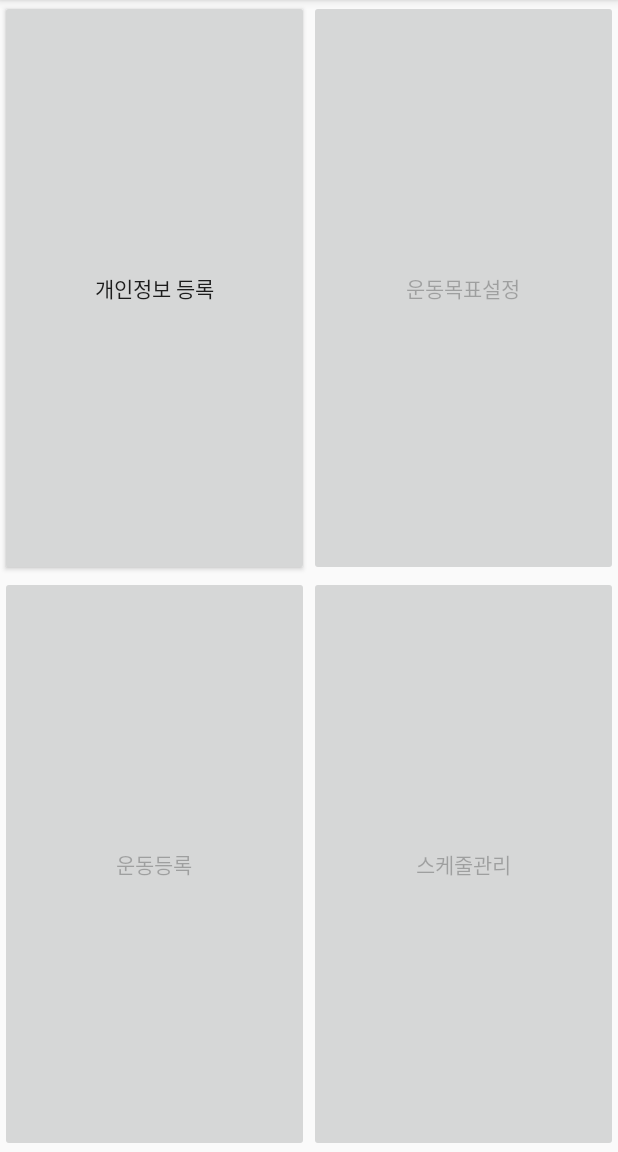
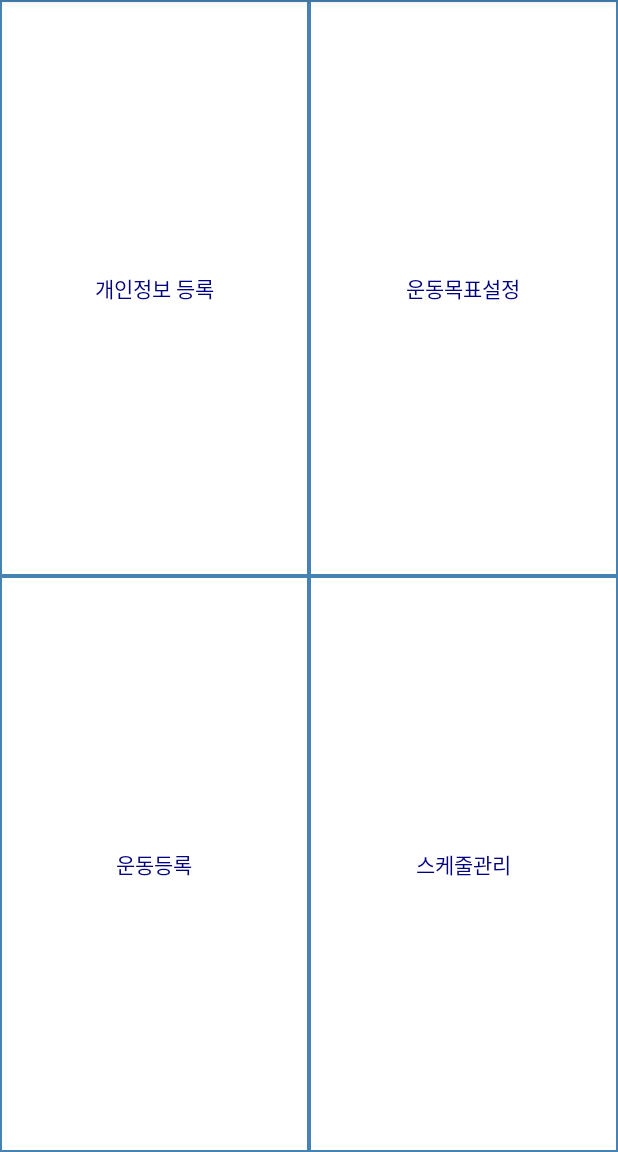
Before and after one commit to CAU-Industry-Lecture/HealthManagementApp, an Android app: the screen it shows after launch (MainActivity), on a phone screen of 412 x 824 dp, the part 84-1236 px from its top. Run offline under Robolectric (Android 15) with nearby library versions, the phone set to English and light mode, and no system bars.

Commit message:
Final final.

```diff
--- /dev/null
+++ b/app/src/main/res/drawable/btn1.xml
@@ -0,0 +1,8 @@
+<?xml version="1.0" encoding="utf-8"?>
+
+<shape xmlns:android="http://schemas.android.com/apk/res/android">
+    <solid android:color="#ffffff" />
+    <stroke
+        android:width="1sp"
+        android:color="#4682B4" />
+</shape>
--- a/app/src/main/res/layout/activity_main.xml
+++ b/app/src/main/res/layout/activity_main.xml
@@ -20,8 +20,10 @@
 
             <Button
                 android:id="@+id/btn1"
+                android:background="@drawable/btn1"
                 android:layout_width="match_parent"
                 android:layout_height="match_parent"
+                android:textColor="#000080"
                 android:text="개인정보 등록" />
 
         </LinearLayout>
@@ -34,8 +36,10 @@
 
             <Button
                 android:id="@+id/btn2"
+                android:background="@drawable/btn1"
                 android:layout_width="match_parent"
                 android:layout_height="match_parent"
+                android:textColor="#000080"
                 android:text="운동목표설정" />
 
         </LinearLayout>
@@ -56,8 +60,10 @@
 
             <Button
                 android:id="@+id/btn3"
+                android:background="@drawable/btn1"
                 android:layout_width="match_parent"
                 android:layout_height="match_parent"
+                android:textColor="#000080"
                 android:text="운동등록" />
 
         </LinearLayout>
@@ -70,31 +76,13 @@
 
             <Button
                 android:id="@+id/btn4"
+                android:background="@drawable/btn1"
                 android:layout_width="match_parent"
                 android:layout_height="match_parent"
+                android:textColor="#000080"
                 android:text="스케줄관리" />
 
         </LinearLayout>
     </LinearLayout>
 
-
-    <!--<Button-->
-        <!--android:id="@+id/btnSelectDB"-->
-        <!--android:layout_width="wrap_content"-->
-        <!--android:layout_height="wrap_content"-->
-        <!--android:text="DB Select" />-->
-
-    <!--<Button-->
-        <!--android:id="@+id/btnSingUp"-->
-        <!--android:layout_width="wrap_content"-->
-        <!--android:layout_height="wrap_content"-->
-        <!--android:text="개인정보입력" />-->
-
-    <!--<ListView-->
-        <!--android:id="@+id/lvPeople"-->
-        <!--android:visibility="invisible"-->
-        <!--android:layout_width="match_parent"-->
-        <!--android:layout_height="wrap_content" />-->
-
-
 </LinearLayout>
```
Also changed, not shown: app/src/main/res/layout/activity_exercise_management.xml (+12 -17 lines), app/src/main/res/layout/activity_exerciseregit.xml (+16 -4 lines), app/src/main/res/layout/activity_sign_up.xml (+10 -18 lines), app/src/main/res/drawable/image1.png (added).
